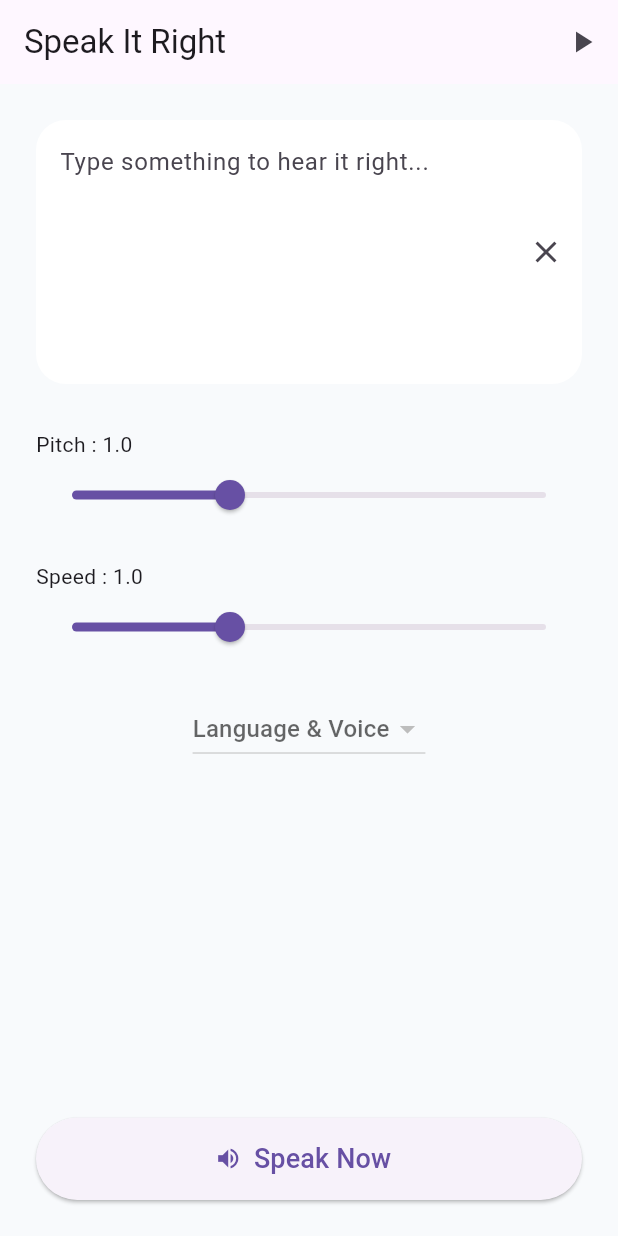
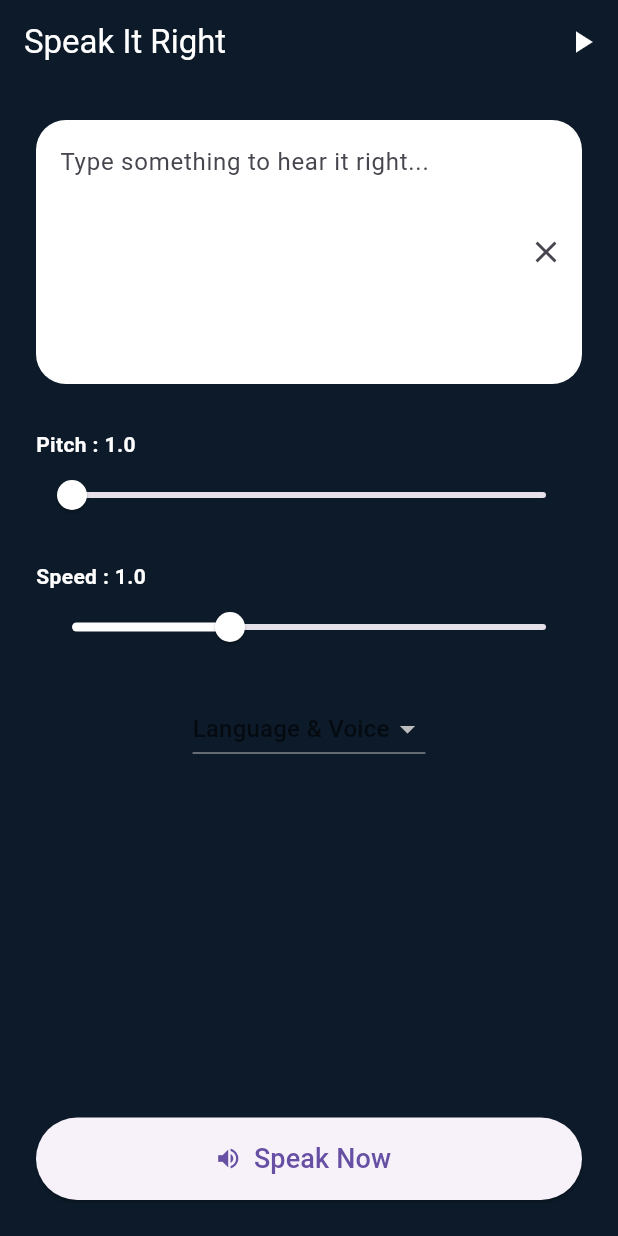
Before and after one commit to RwanHossamEldein/Speak-it-right, a Flutter app: the screen it shows after launch, on a phone screen of 412 x 824 dp. Run offline on Flutter 3.47's test engine with Material 3 defaults, Android fonts, the phone set to English and light mode, and no system bars; our stand-ins replace flutter_riverpod, flutter_tts.

Commit message:
update UI

```diff
--- a/lib/speech_page/speech_page.dart
+++ b/lib/speech_page/speech_page.dart
@@ -16,12 +16,19 @@ class SpeechPage extends ConsumerWidget {
       speechNotifierProvider.select((state) => state.isSpeaking),
     );
     return Scaffold(
-      backgroundColor: const Color(0xffF8FAFC),
+      backgroundColor: const Color.fromARGB(255, 12, 26, 41),
       appBar: AppBar(
-        title: const Text("Speak It Right"),
+        backgroundColor: const Color.fromARGB(255, 12, 26, 41),
+        title: const Text(
+          "Speak It Right",
+          style: TextStyle(color: Colors.white),
+        ),
         actions: [
           IconButton(
-            icon: Icon(isSpeaking ? Icons.pause : Icons.play_arrow),
+            icon: Icon(
+              isSpeaking ? Icons.pause : Icons.play_arrow,
+              color: Colors.white,
+            ),
 
             onPressed: () {
               final notifier = ref.read(speechNotifierProvider.notifier);
--- a/lib/widgets/pitch_slider.dart
+++ b/lib/widgets/pitch_slider.dart
@@ -14,9 +14,22 @@ class PitchSlider extends ConsumerWidget {
     return Column(
       crossAxisAlignment: CrossAxisAlignment.start,
       children: [
-        Text("Pitch : ${pitchValue.toStringAsFixed(1)}"),
+        Text(
+          "Pitch : ${pitchValue.toStringAsFixed(1)}",
+          style: const TextStyle(
+            fontSize: 14,
+            fontWeight: FontWeight.bold,
+            color: Color.fromARGB(255, 255, 254, 254),
+          ),
+        ),
 
-        Slider(min: 0.5, max: 2, value: pitchValue, onChanged: onChanged),
+        Slider(
+          min: 1,
+          max: 2,
+          value: pitchValue,
+          onChanged: onChanged,
+          activeColor: Color(Colors.white.value),
+        ),
       ],
     );
   }
--- a/lib/widgets/speed_slider.dart
+++ b/lib/widgets/speed_slider.dart
@@ -13,7 +13,14 @@ class SpeedSlider extends ConsumerWidget {
     return Column(
       crossAxisAlignment: CrossAxisAlignment.start,
       children: [
-        Text("Speed : ${speedValue.toStringAsFixed(1)}"),
+        Text(
+          "Speed : ${speedValue.toStringAsFixed(1)}",
+          style: const TextStyle(
+            fontSize: 14,
+            fontWeight: FontWeight.bold,
+            color: Color.fromARGB(255, 255, 254, 254),
+          ),
+        ),
 
         Slider(
           min: 0.5,
@@ -21,6 +28,7 @@ class SpeedSlider extends ConsumerWidget {
           value: speedValue,
           onChanged: (value) =>
               ref.read(speechNotifierProvider.notifier).updateSpeed(value),
+          activeColor: Color(Colors.white.value),
         ),
       ],
     );
--- a/lib/widgets/voice_dropdown.dart
+++ b/lib/widgets/voice_dropdown.dart
@@ -15,8 +15,15 @@ class VoiceDropdown extends ConsumerWidget {
     );
 
     return DropdownButton<String>(
+      dropdownColor: const Color.fromARGB(255, 12, 26, 41),
+
       items: items
-          .map((e) => DropdownMenuItem(value: e, child: Text(e)))
+          .map(
+            (e) => DropdownMenuItem(
+              value: e,
+              child: Text(e, style: TextStyle(color: Colors.white)),
+            ),
+          )
           .toList(),
       onChanged: (value) {
         if (value != null) {
```
